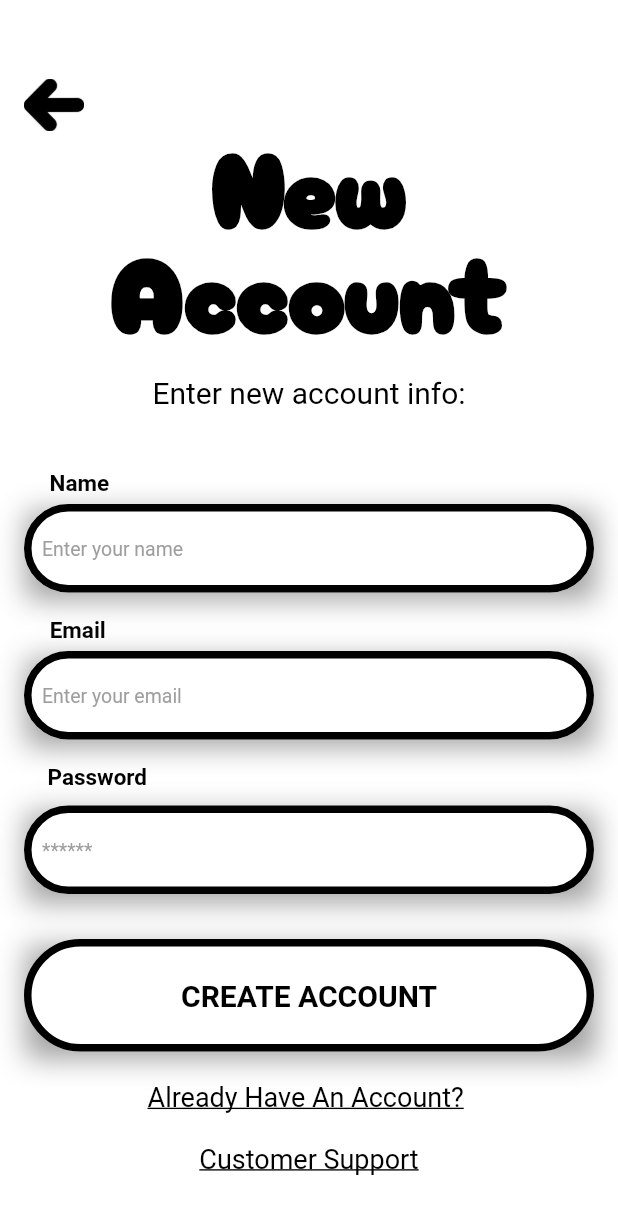
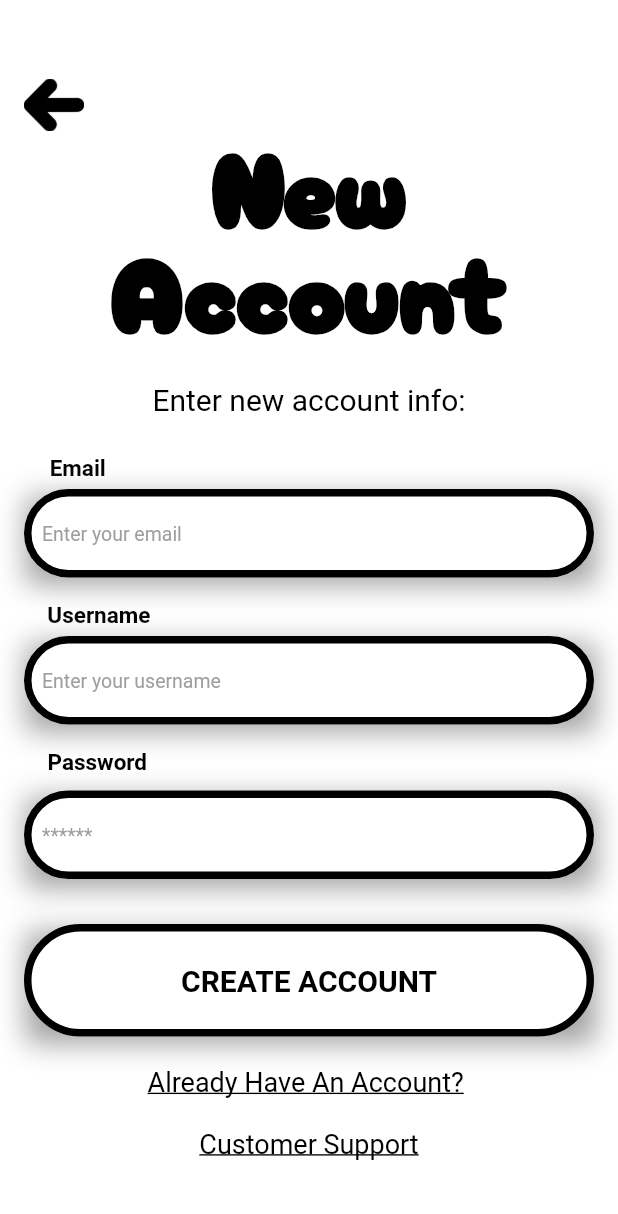
Before and after one commit to LionelQuintanilla/CECS_491A_Senior_Project, a Flutter app: the SignUpScreen screen opened directly, on a phone screen of 412 x 824 dp. Shown: the top 1214 px of the screen. Run offline on Flutter 3.47's test engine with Material 2 defaults, Android fonts, the light colour scheme and no system bars; our stand-ins replace firebase_auth, firebase_core, lottie; missing offline and left inert: flutter_overlay_loader; accounts and stored records are empty.

Commit message:
Updated the order of inputs
-Updated the order of inputs and changed the name slot to be their username, for the most part this page is finished.

```diff
--- a/firebasetest/lib/screens/sign_up.dart
+++ b/firebasetest/lib/screens/sign_up.dart
@@ -57,7 +57,6 @@ class _SignUpScreenState extends State<SignUpScreen> {
                            height: 40,
                            width: 40)
                   ),
-                  const SizedBox(height: 0),
                   const Text(
                     'New Account',
                     style: TextStyle(
@@ -68,7 +67,7 @@ class _SignUpScreenState extends State<SignUpScreen> {
                     ),
                     textAlign: TextAlign.center,
                   ),
-                  const SizedBox(height: 20),
+                  const SizedBox(height: 25),
                   const Align(
                     alignment: Alignment.center,
                     child:  Text(
@@ -80,40 +79,7 @@ class _SignUpScreenState extends State<SignUpScreen> {
                     textAlign: TextAlign.right,
                     ),
                   ),
-                  const SizedBox( height: 40),
-                  const Align(
-                    alignment: Alignment(-.9,-1),
-                    child:
-                     Text(
-                      'Name',
-                      style: TextStyle(
-                        fontSize: 15,
-                        color: Colors.black,
-                        fontWeight: FontWeight.bold,
-                      ),
-                    ),
-                  ),
-                  const SizedBox(height: 5),
-                  Container(
-                   child: CustomTextField(
-                     hintText: 'Enter your name',
-                     keyboardType: TextInputType.name,
-                     textCapitalization: TextCapitalization.sentences,
-                     validator: (value) =>
-                         Validator.fullNameValidate(value ?? ""),
-                     controller: _nameController,
-                   ),
-                    decoration: const BoxDecoration(
-                      boxShadow: [
-                        BoxShadow(
-                          color: Colors.grey,
-                          blurRadius: 15,
-                          offset: Offset(1, 5)
-                        )
-                      ]
-                    ),
-                  ),
-                  const SizedBox(height: 16),
+                  const SizedBox(height: 25),
                   const Align(
                     alignment: Alignment(-.9, -1),
                     child:
@@ -143,6 +109,39 @@ class _SignUpScreenState extends State<SignUpScreen> {
                           offset: Offset(1, 5)
                         )
                       ]
+                    ),
+                  ),
+                  const SizedBox( height: 16),
+                  const Align(
+                    alignment: Alignment(-.9,-1),
+                    child:
+                    Text(
+                      'Username',
+                      style: TextStyle(
+                        fontSize: 15,
+                        color: Colors.black,
+                        fontWeight: FontWeight.bold,
+                      ),
+                    ),
+                  ),
+                  const SizedBox(height: 5),
+                  Container(
+                    child: CustomTextField(
+                      hintText: 'Enter your username',
+                      keyboardType: TextInputType.name,
+                      textCapitalization: TextCapitalization.sentences,
+                      validator: (value) =>
+                          Validator.fullNameValidate(value ?? ""),
+                      controller: _nameController,
+                    ),
+                    decoration: const BoxDecoration(
+                        boxShadow: [
+                          BoxShadow(
+                              color: Colors.grey,
+                              blurRadius: 15,
+                              offset: Offset(1, 5)
+                          )
+                        ]
                     ),
                   ),
                   const SizedBox(height: 16),
```
